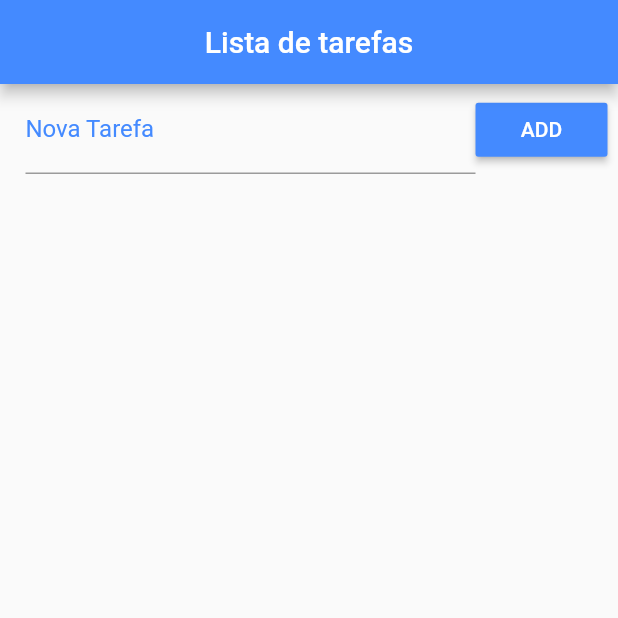
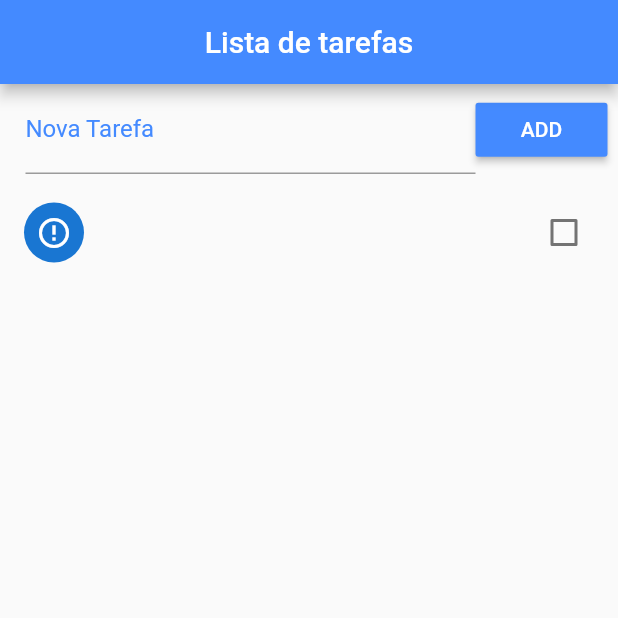
Before and after one commit to EderCosta21/lista_de_tarefas, a Flutter app: the screen it shows after launch, after a tap on "ADD", on a phone screen of 412 x 824 dp, the top half of it. Run offline on Flutter 3.47's test engine with Material 2 defaults, Android fonts, the phone set to English and light mode, and no system bars.

Commit message:
Atualização

```diff
--- a/lib/main.dart
+++ b/lib/main.dart
@@ -17,36 +17,37 @@ class Home extends StatefulWidget {
 
 class _HomeState extends State<Home> {
   List _toDoList = [];
+  Map<String, dynamic> _lastRemoved;
+
+  int _lastRemovedPos;
+
+  @override
+  void initState() {
+    super.initState();
+    readData().then((value) {
+      setState(() {
+        _toDoList = jsonDecode(value);
+      });
+    });
+  }
+
+  final _toDoController =
+      TextEditingController(); // controlador de entrada de texto
+
+  void addToDo() {
+    setState(() {
+      Map<String, dynamic> newToDo = Map();
+      newToDo["title"] = _toDoController.text;
+      _toDoController.text = "";
+      newToDo["ok"] = false;
+      _toDoList.add(newToDo);
+
+      saveData();
+    });
+  }
 
   @override
   Widget build(BuildContext context) {
-    return layout();
-  }
-
-  Future<File> _getfile() async {
-    final directy = await getApplicationDocumentsDirectory();
-    return File("${directy.path}/data.json");
-  }
-
-  Future<File> _saveFile() async {
-    String data = json.encode(_toDoList);
-    final file = await _getfile();
-
-    return file.writeAsString(data);
-  }
-
-  Future<String> _readData() async {
-    try {
-      final file = await _getfile();
-
-      return file.readAsString();
-    } catch (e) {
-      return null;
-    }
-  }
-}
-
-layout() {
     return Scaffold(
       appBar: AppBar(
         title: Text("Lista de tarefas"),
@@ -61,21 +62,101 @@ layout() {
               children: [
                 Expanded(
                     child: TextField(
+                  controller: _toDoController,
                   decoration: InputDecoration(
                     labelText: "Nova Tarefa",
                     labelStyle: TextStyle(color: Colors.blueAccent),
                   ),
                 )),
+                // ignore: deprecated_member_use
                 RaisedButton(
-                onPressed: () {},
+                  onPressed: addToDo,
                   color: Colors.blueAccent,
                   child: Text("ADD"),
                   textColor: Colors.white,
                 )
               ],
             ),
-        )
+          ),
+          Expanded(
+            child: ListView.builder(
+              padding: EdgeInsets.only(top: 10.0),
+              itemCount: _toDoList.length,
+              itemBuilder: buildItem,
+            ),
+          ),
         ],
       ),
     );
   }
+
+// funcão quer retorna do tipo widget
+  Widget buildItem(context, index) {
+    return Dismissible(
+      key: Key(DateTime.now().millisecondsSinceEpoch.toString()),
+      background: Container(
+        color: Colors.red,
+        child: Align(
+          alignment: Alignment(-0.9, 0.0),
+          child: Icon(
+            Icons.delete,
+            color: Colors.white,
+          ),
+        ),
+      ),
+      direction: DismissDirection.startToEnd,
+      child: CheckboxListTile(
+        title: Text(_toDoList[index]["title"]),
+        value: _toDoList[index]["ok"],
+        secondary: CircleAvatar(
+          child:
+              Icon(_toDoList[index]["ok"] ? Icons.check : Icons.error_outline),
+        ),
+        onChanged: (c) {
+          setState(() {
+            _toDoList[index]["ok"] = c;
+          });
+        },
+      ),
+      onDismissed: (direction) {
+        setState(() {
+          _lastRemoved = Map.from(_toDoList[index]);
+          _lastRemovedPos = index;
+          _toDoList.removeAt(index);
+          saveData();
+
+          final snack =SnackBar(
+            content: Text("Tarefa ${_lastRemoved["title"]} removida com sucesso!"),
+            action: SnackBarAction(
+              label: "Desfa",
+            ),
+          );
+        });
+      },
+    );
+    // return
+  }
+
+  Future<File> _getfile() async {
+    final directy = await getApplicationDocumentsDirectory();
+    print(File("${directy.path}/data.json"));
+    return File("${directy.path}/data.json");
+  }
+
+  Future<File> saveData() async {
+    String data = json.encode(_toDoList);
+    final file = await _getfile();
+
+    return file.writeAsString(data);
+  }
+
+  Future<String> readData() async {
+    try {
+      final file = await _getfile();
+
+      return file.readAsString();
+    } catch (e) {
+      return null;
+    }
+  }
+}
```
Lines whose indentation alone changed are shown as unchanged.
